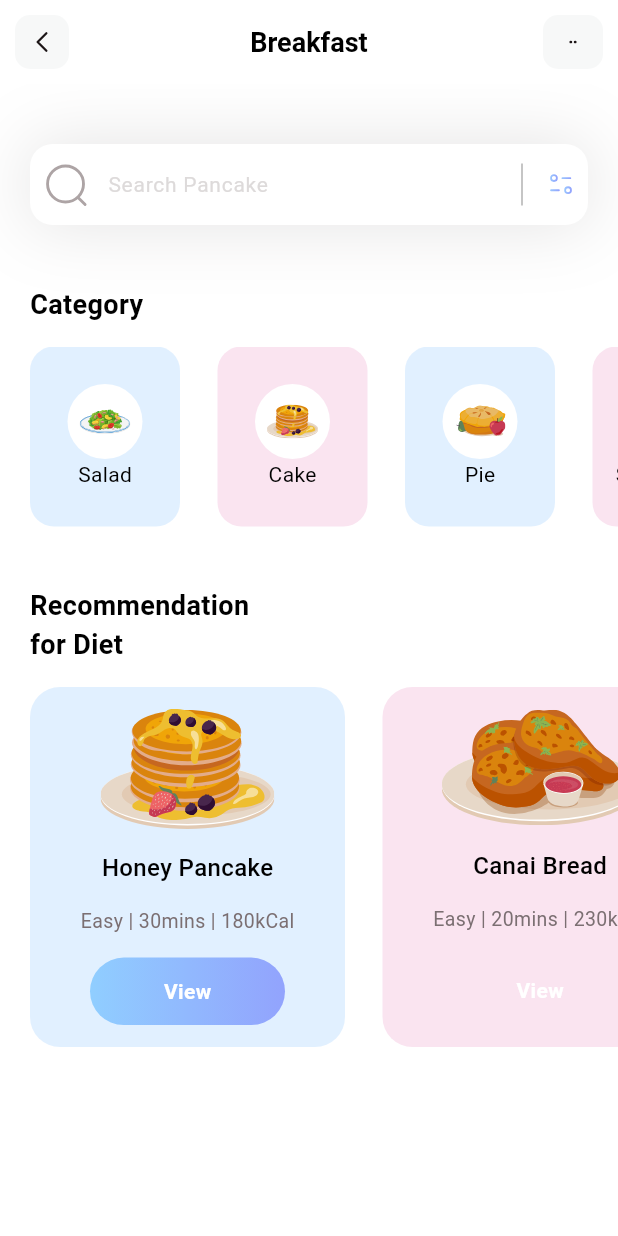
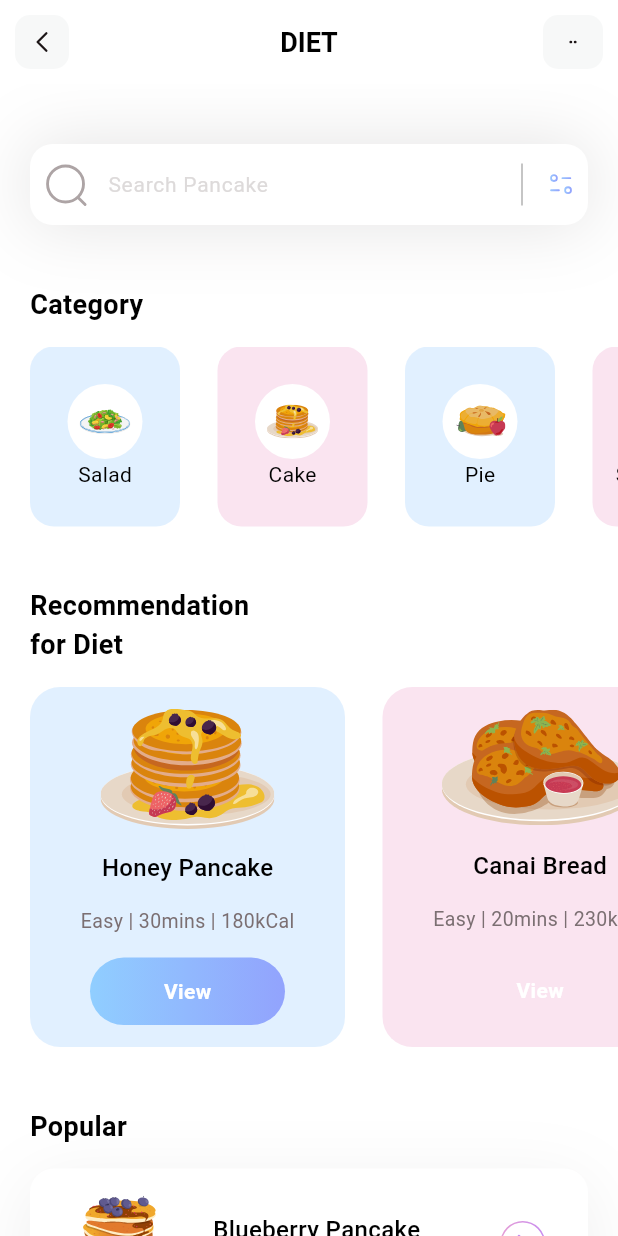
Before and after one commit to ABD8421/simple-diet-app, a Flutter app: the screen it shows after launch, on a phone screen of 412 x 824 dp. Run offline on Flutter 3.47's test engine with Material 3 defaults, Android fonts, the phone set to English and light mode, and no system bars; our stand-ins replace flutter_svg.

Commit message:
Added my newsection

```diff
--- /dev/null
+++ b/lib/models/popular_model.dart
@@ -0,0 +1,45 @@
+class PopularDietsModel {
+  String name;
+  String iconPath;
+  String level;
+  String duration;
+  String calorie;
+  bool boxIsSelected;
+
+  PopularDietsModel({
+    required this.name,
+    required this.iconPath,
+    required this.level,
+    required this.duration,
+    required this.calorie,
+    required this.boxIsSelected
+  });
+
+  static List < PopularDietsModel > getPopularDiets() {
+    List < PopularDietsModel > popularDiets = [];
+
+    popularDiets.add(
+        PopularDietsModel(
+          name: 'Blueberry Pancake',
+          iconPath: 'assets/icons/blueberry-pancake.svg',
+          level: 'Medium',
+          duration: '30mins',
+          calorie: '230kCal',
+          boxIsSelected: true,
+        )
+    );
+
+    popularDiets.add(
+        PopularDietsModel(
+          name: 'Salmon Nigiri',
+          iconPath: 'assets/icons/salmon-nigiri.svg',
+          level: 'Easy',
+          duration: '20mins',
+          calorie: '120kCal',
+          boxIsSelected: false,
+        )
+    );
+
+    return popularDiets;
+  }
+}
--- a/lib/pages/home_page.dart
+++ b/lib/pages/home_page.dart
@@ -4,6 +4,7 @@ import 'package:flutter_svg/flutter_svg.dart';
 
 import '../models/category_model.dart';
 import '../models/diet_model.dart';
+import '../models/popular_model.dart';
 
 class HomePage extends StatefulWidget {
   HomePage({super.key});
@@ -15,18 +16,14 @@ class HomePage extends StatefulWidget {
 class _HomePageState extends State<HomePage> {
   List<CategoryModel> categories = [];
   List<DietModel> diets= [];
+  List<PopularDietsModel> popularDiets = [];
 
-  void _getCategories() {
-    categories = CategoryModel.getCategories();
-  }
 
-  void _getDiets() {
-    diets = DietModel.getDiets();
-  }
 
   void _getInitialInfo() {
     categories = CategoryModel.getCategories();
     diets = DietModel.getDiets();
+    popularDiets = PopularDietsModel.getPopularDiets();
   }
 
   @override
@@ -37,15 +34,100 @@ class _HomePageState extends State<HomePage> {
 
       backgroundColor: Colors.white,
 
-      body: Column(
-        crossAxisAlignment: CrossAxisAlignment.start,
-        children: [
+      body: ListView(
+        children:[
           _searchField(),
-          SizedBox(height: 40,),
+          const SizedBox(height: 40,),
           _categoriesSection(),
-          SizedBox(height: 40,),
-          _dietSection()
-        ],
+          const SizedBox(height: 40,),
+          _dietSection(),
+          const SizedBox(height: 40,),
+          Column(
+            crossAxisAlignment: CrossAxisAlignment.start,
+            children: [
+              const Padding(
+                padding: EdgeInsets.only(left: 20),
+                child: Text(
+                  'Popular',
+                  style: TextStyle(
+                      color: Colors.black,
+                      fontSize: 18,
+                      fontWeight: FontWeight.w600
+                  ),
+                ),
+              ),
+              const SizedBox(height: 15,),
+              ListView.separated(
+                itemCount: popularDiets.length,
+                shrinkWrap: true,
+                separatorBuilder: (context, index) => const SizedBox(height: 25,),
+                padding: const EdgeInsets.only(
+                    left: 20,
+                    right: 20
+                ),
+                itemBuilder: (context, index) {
+                  return Container(
+                    height: 100,
+                    child: Row(
+                      mainAxisAlignment: MainAxisAlignment.spaceEvenly,
+                      children: [
+                        SvgPicture.asset(
+                          popularDiets[index].iconPath,
+                          width: 65,
+                          height: 65,
+                        ),
+                        Column(
+                          mainAxisAlignment: MainAxisAlignment.center,
+                          crossAxisAlignment: CrossAxisAlignment.start,
+                          children: [
+                            Text(
+                              popularDiets[index].name,
+                              style: const TextStyle(
+                                  fontWeight: FontWeight.w500,
+                                  color: Colors.black,
+                                  fontSize: 16
+                              ),
+                            ),
+                            Text(
+                              popularDiets[index].level + ' | ' + popularDiets[index].duration + ' | ' + popularDiets[index].calorie,
+                              style: const TextStyle(
+                                  color: Color(0xff7B6F72),
+                                  fontSize: 13,
+                                  fontWeight: FontWeight.w400
+                              ),
+                            ),
+                          ],
+                        ),
+                        GestureDetector(
+                          onTap: (){},
+                          child: SvgPicture.asset(
+                            'assets/icons/button.svg',
+                            width: 30,
+                            height: 30,
+                          ),
+                        )
+                      ],
+                    ),
+                    decoration: BoxDecoration(
+                        color: popularDiets[index].boxIsSelected ?
+                        Colors.white : Colors.transparent,
+                        borderRadius: BorderRadius.circular(16),
+                        boxShadow: popularDiets[index].boxIsSelected ? [
+                          BoxShadow(
+                              color: const Color(0xff1D1617).withOpacity(0.07),
+                              offset: const Offset(0, 10),
+                              blurRadius: 40,
+                              spreadRadius: 0
+                          )
+                        ] : []
+                    ),
+                  );
+                },
+              )
+            ],
+          ),
+          const SizedBox(height: 40,),
+      ],
       ),
 
     );
@@ -55,7 +137,7 @@ class _HomePageState extends State<HomePage> {
   AppBar appBar() {
     return AppBar(
       title: Text(
-        "Breakfast",
+        "DIET",
         style: TextStyle(
           color: Colors.black,
           fontSize: 18,
```
